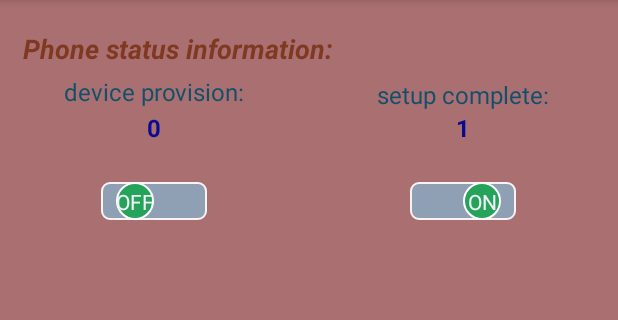
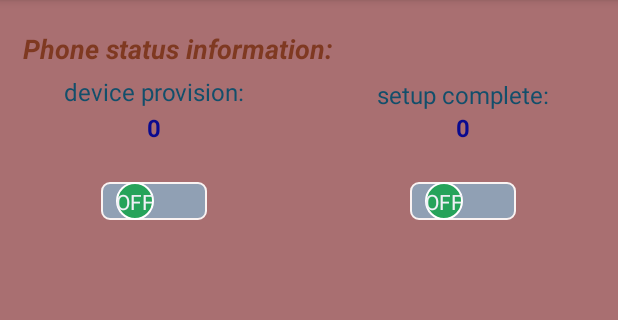
Before and after one commit to daijinguo/learn_git, an Android app: the screen it shows after launch (MainActivity), on a phone screen of 412 x 824 dp, the part 84-404 px from its top. Run offline under Robolectric (Android 15) with nearby library versions, the phone set to English and light mode, and no system bars.

Commit message:
修改Manifest和主Activity文件 使功能完善

```diff
--- a/workspace/android-studio/mysettings/src/main/AndroidManifest.xml
+++ b/workspace/android-studio/mysettings/src/main/AndroidManifest.xml
@@ -1,6 +1,9 @@
 <?xml version="1.0" encoding="utf-8"?>
 <manifest xmlns:android="http://schemas.android.com/apk/res/android"
+	android:sharedUserId="android.uid.system"
     package="org.dai.mysettings">
+
+	<uses-permission android:name="android.permission.WRITE_SECURE_SETTINGS" />
 
     <application
         android:allowBackup="true"
@@ -10,7 +13,6 @@
         <activity android:name=".MainActivity">
             <intent-filter>
                 <action android:name="android.intent.action.MAIN" />
-
                 <category android:name="android.intent.category.LAUNCHER" />
             </intent-filter>
         </activity>
--- a/workspace/android-studio/mysettings/src/main/java/org/dai/mysettings/MainActivity.java
+++ b/workspace/android-studio/mysettings/src/main/java/org/dai/mysettings/MainActivity.java
@@ -28,9 +28,7 @@ public class MainActivity extends Activity implements CompoundButton.OnCheckedCh
     }
 
     private int getUserSetupComplete() {
-		// Some like that
-		//return Settings.Global.getInt(getContentResolver(), Settings.Global.DEVICE_PROVISIONED, 0);
-        return 1;
+		return Settings.Secure.getInt( getContentResolver(), Settings.Secure.USER_SETUP_COMPLETE, 0);
     }
 
     private void setDeviceProvisioned(int value) {
@@ -38,7 +36,7 @@ public class MainActivity extends Activity implements CompoundButton.OnCheckedCh
     }
 
     private void setUserSetupComplete(int value) {
-
+		Settings.Secure.putInt( getContentResolver(), Settings.Secure.USER_SETUP_COMPLETE, value);
     }
 
     private void initView() {
@@ -102,6 +100,5 @@ public class MainActivity extends Activity implements CompoundButton.OnCheckedCh
         }
 
         updateStatus();
-
     }
 }
```
